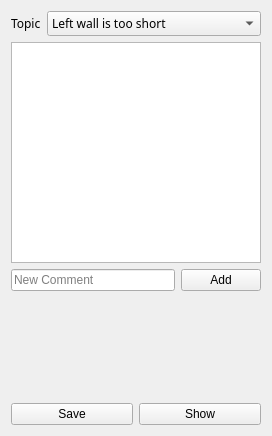
The window that src/design/plugin.ui (podestplatz/BCF-Plugin-FreeCAD) describes before a commit, drawn with Qt 5.
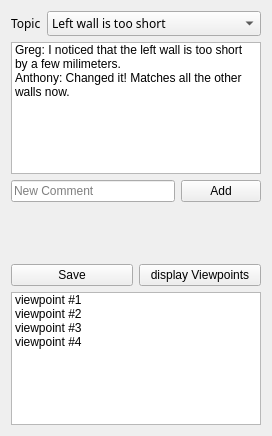
The same window after the commit. Icons and pictures are not drawn.

Commit message: UML: change comment class

Patch:
```diff
--- a/src/design/plugin.ui
+++ b/src/design/plugin.ui
@@ -81,9 +81,23 @@
            <height>16777215</height>
           </size>
          </property>
+         <property name="horizontalScrollBarPolicy">
+          <enum>Qt::ScrollBarAlwaysOff</enum>
+         </property>
+         <property name="sizeAdjustPolicy">
+          <enum>QAbstractScrollArea::AdjustIgnored</enum>
+         </property>
+         <property name="wordWrap">
+          <bool>true</bool>
+         </property>
          <item>
           <property name="text">
-           <string/>
+           <string>Greg: I noticed that the left wall is too short by a few milimeters. </string>
+          </property>
+         </item>
+         <item>
+          <property name="text">
+           <string>Anthony: Changed it! Matches all the other walls now.</string>
           </property>
          </item>
         </widget>
@@ -130,6 +144,12 @@
            <verstretch>5</verstretch>
           </sizepolicy>
          </property>
+         <property name="minimumSize">
+          <size>
+           <width>0</width>
+           <height>50</height>
+          </size>
+         </property>
          <property name="maximumSize">
           <size>
            <width>16777215</width>
@@ -146,6 +166,12 @@
        </item>
        <item>
         <widget class="QLabel" name="snapshotDisplay2">
+         <property name="minimumSize">
+          <size>
+           <width>0</width>
+           <height>50</height>
+          </size>
+         </property>
          <property name="maximumSize">
           <size>
            <width>16777215</width>
@@ -164,6 +190,12 @@
        </item>
        <item>
         <widget class="QLabel" name="snapshotDisplay1">
+         <property name="minimumSize">
+          <size>
+           <width>0</width>
+           <height>50</height>
+          </size>
+         </property>
          <property name="maximumSize">
           <size>
            <width>16777215</width>
@@ -192,7 +224,7 @@
        <item>
         <widget class="QPushButton" name="showBtn">
          <property name="text">
-          <string>Show</string>
+          <string>display Viewpoints</string>
          </property>
         </widget>
        </item>
@@ -200,6 +232,34 @@
      </item>
     </layout>
    </item>
+   <item>
+    <layout class="QVBoxLayout" name="viewpointsLayout">
+     <item>
+      <widget class="QListWidget" name="viewpointsList">
+       <item>
+        <property name="text">
+         <string>viewpoint #1</string>
+        </property>
+       </item>
+       <item>
+        <property name="text">
+         <string>viewpoint #2</string>
+        </property>
+       </item>
+       <item>
+        <property name="text">
+         <string>viewpoint #3</string>
+        </property>
+       </item>
+       <item>
+        <property name="text">
+         <string>viewpoint #4</string>
+        </property>
+       </item>
+      </widget>
+     </item>
+    </layout>
+   </item>
   </layout>
  </widget>
  <resources>
```
Left out of the diff: 19 changed lines with no effect on the pictures. The commit also changes 1 other file.
